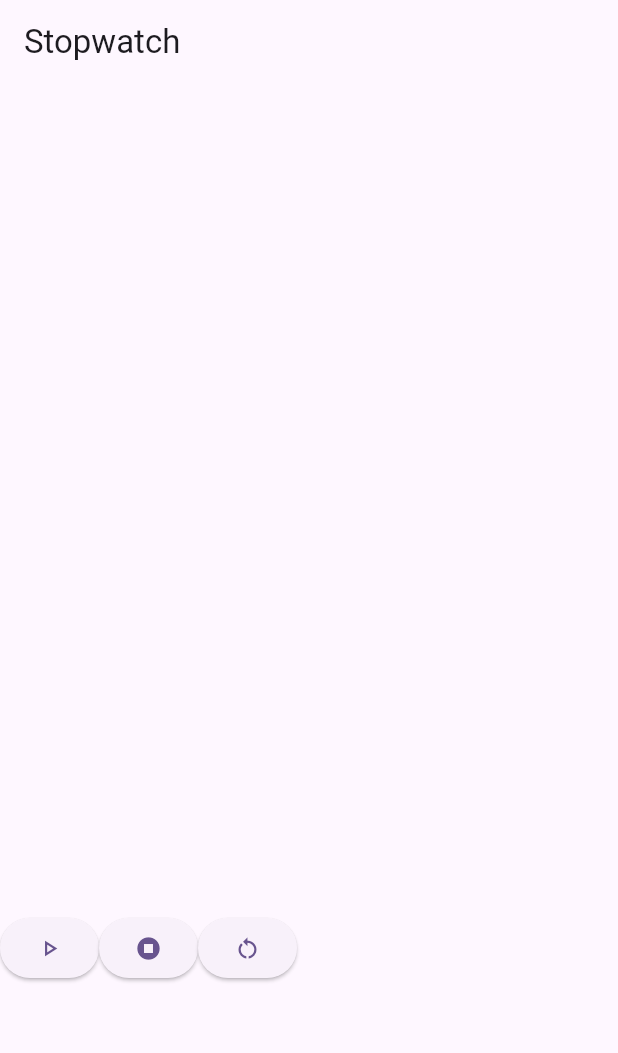
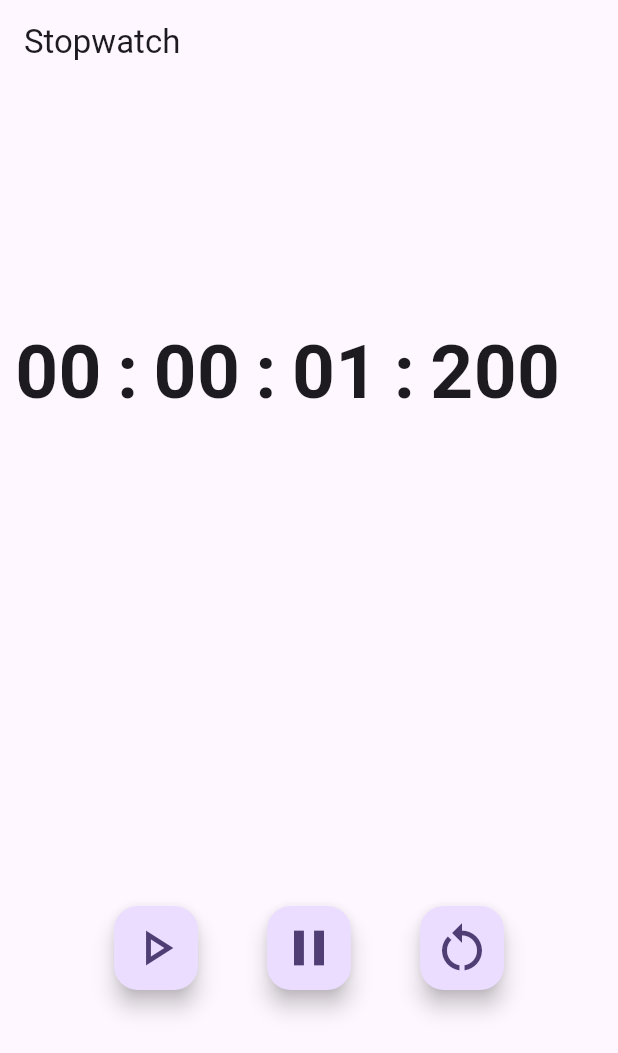
Before and after one commit to sreeramamp123/PRODIGY_AD_03, a Flutter app: the screen it shows after launch, after a tap on the "play arrow" icon, on a phone screen of 412 x 824 dp. Shown: the top 1053 px of the screen. Run offline on Flutter 3.47's test engine with Material 3 defaults, Android fonts, the phone set to English and light mode, and no system bars.

```diff
--- a/lib/home.dart
+++ b/lib/home.dart
@@ -1,4 +1,5 @@
 import 'package:flutter/material.dart';
+import 'dart:async';
 
 class Home extends StatefulWidget {
   const Home({super.key});
@@ -8,6 +9,12 @@ class Home extends StatefulWidget {
 }
 
 class _HomeState extends State<Home> {
+  int milliseconds = 0;
+  int seconds = 0;
+  int minutes = 0;
+  int hours = 0;
+  Timer? _timer;
+
   @override
   Widget build(BuildContext context) {
     return Scaffold(
@@ -15,25 +22,105 @@ class _HomeState extends State<Home> {
       body: Column(
         children: [
           // Stopwatch Place
-          Expanded(flex: 2, child: Row()),
+          Expanded(
+            flex: 2,
+            child: Padding(
+              padding: const EdgeInsets.all(10.0),
+              child: Row(
+                children: [
+                  Text(
+                    hours.toString().padLeft(2, '0'),
+                    style: TextStyle(fontSize: 50, fontWeight: FontWeight.bold),
+                  ),
+                  SizedBox(width: 10),
+                  Text(
+                    ":",
+                    style: TextStyle(fontSize: 50, fontWeight: FontWeight.bold),
+                  ),
+                  SizedBox(width: 10),
+                  Text(
+                    minutes.toString().padLeft(2, '0'),
+                    style: TextStyle(fontSize: 50, fontWeight: FontWeight.bold),
+                  ),
+                  SizedBox(width: 10),
+                  Text(
+                    ":",
+                    style: TextStyle(fontSize: 50, fontWeight: FontWeight.bold),
+                  ),
+                  SizedBox(width: 10),
+                  Text(
+                    seconds.toString().padLeft(2, '0'),
+                    style: TextStyle(fontSize: 50, fontWeight: FontWeight.bold),
+                  ),
+                  SizedBox(width: 10),
+                  Text(
+                    ":",
+                    style: TextStyle(fontSize: 50, fontWeight: FontWeight.bold),
+                  ),
+                  SizedBox(width: 10),
+                  Text(
+                    milliseconds.toString().padLeft(3, '0'),
+                    style: TextStyle(fontSize: 50, fontWeight: FontWeight.bold),
+                  ),
+                ],
+              ),
+            ),
+          ),
           // Control Buttons Place
           Expanded(
             flex: 2,
+            child: Padding(
+              padding: const EdgeInsets.all(30.0),
               child: Row(
+                mainAxisAlignment: MainAxisAlignment.spaceEvenly,
                 children: [
-                ElevatedButton(
-                  onPressed: () {},
-                  child: Icon(Icons.play_arrow_outlined),
+                  FloatingActionButton(
+                    onPressed: () {
+                      if (_timer == null || _timer?.isActive != true) {
+                        _timer = Timer.periodic(Duration(milliseconds: 1), (
+                          Timer timer,
+                        ) {
+                          setState(() {
+                            milliseconds++;
+                            if (milliseconds == 1000) {
+                              seconds++;
+                              milliseconds = 0;
+                            }
+                            if (seconds == 60) {
+                              minutes++;
+                              seconds = 0;
+                            }
+                            if (minutes == 60) {
+                              hours++;
+                              minutes = 0;
+                            }
+                          });
+                        });
+                      }
+                    },
+                    child: Icon(Icons.play_arrow_outlined, size: 40),
                   ),
-                ElevatedButton(
-                  onPressed: () {},
-                  child: Icon(Icons.stop_circle_sharp),
+                  FloatingActionButton(
+                    onPressed: () {
+                      setState(() {
+                        _timer?.cancel();
+                      });
+                    },
+                    child: Icon(Icons.pause, size: 40),
                   ),
-                ElevatedButton(
-                  onPressed: () {},
-                  child: Icon(Icons.restart_alt),
+                  FloatingActionButton(
+                    onPressed: () {
+                      setState(() {
+                        milliseconds = 0;
+                        seconds = 0;
+                        minutes = 0;
+                        hours = 0;
+                      });
+                    },
+                    child: Icon(Icons.restart_alt, size: 40),
                   ),
                 ],
+              ),
             ),
           ),
         ],
```
Lines whose indentation alone changed are shown as unchanged.
